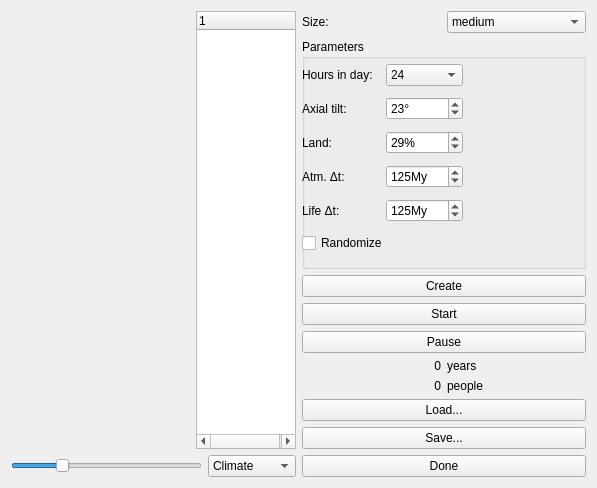
First picture: the form in world.ui, repository tps12/Tec-Nine, before the edit.
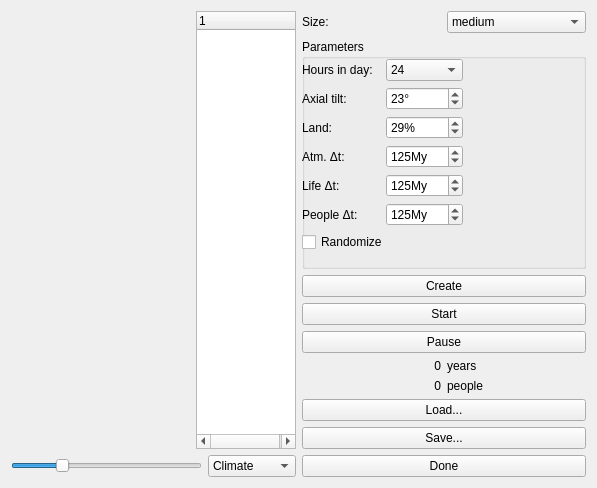
Second picture: the form after the edit.

Commit message: Configure time for people to appear

Patch:
```diff
--- a/world.ui
+++ b/world.ui
@@ -392,6 +392,36 @@
              </item>
             </layout>
            </item>
+           <item>
+            <layout class="QHBoxLayout">
+             <item>
+              <widget class="QLabel">
+               <property name="text">
+                <string>People Δt: </string>
+               </property>
+              </widget>
+             </item>
+             <item>
+              <widget class="QSpinBox" name="peoplet">
+               <property name="suffix">
+                <string>My</string>
+               </property>
+               <property name="minimum">
+                <number>5</number>
+               </property>
+               <property name="maximum">
+                <number>1000</number>
+               </property>
+               <property name="singleStep">
+                <number>5</number>
+               </property>
+               <property name="value">
+                <number>125</number>
+               </property>
+              </widget>
+             </item>
+            </layout>
+           </item>
            <item>
             <widget class="QCheckBox" name="randomize">
              <property name="text">
```
The commit also changes 3 other files.
